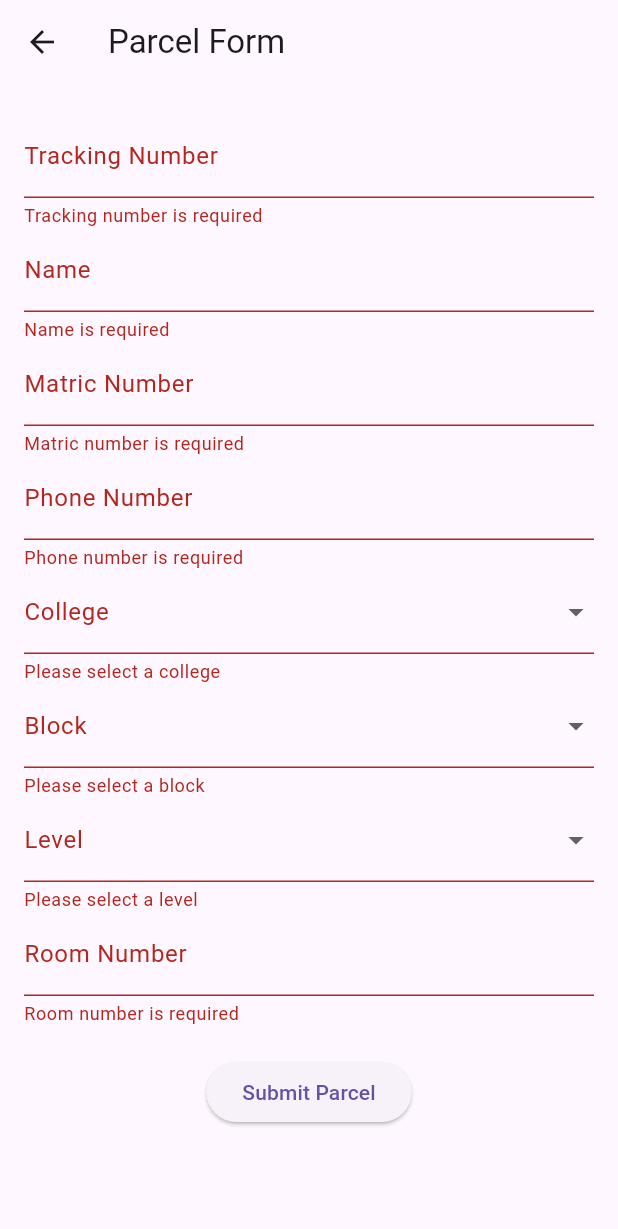
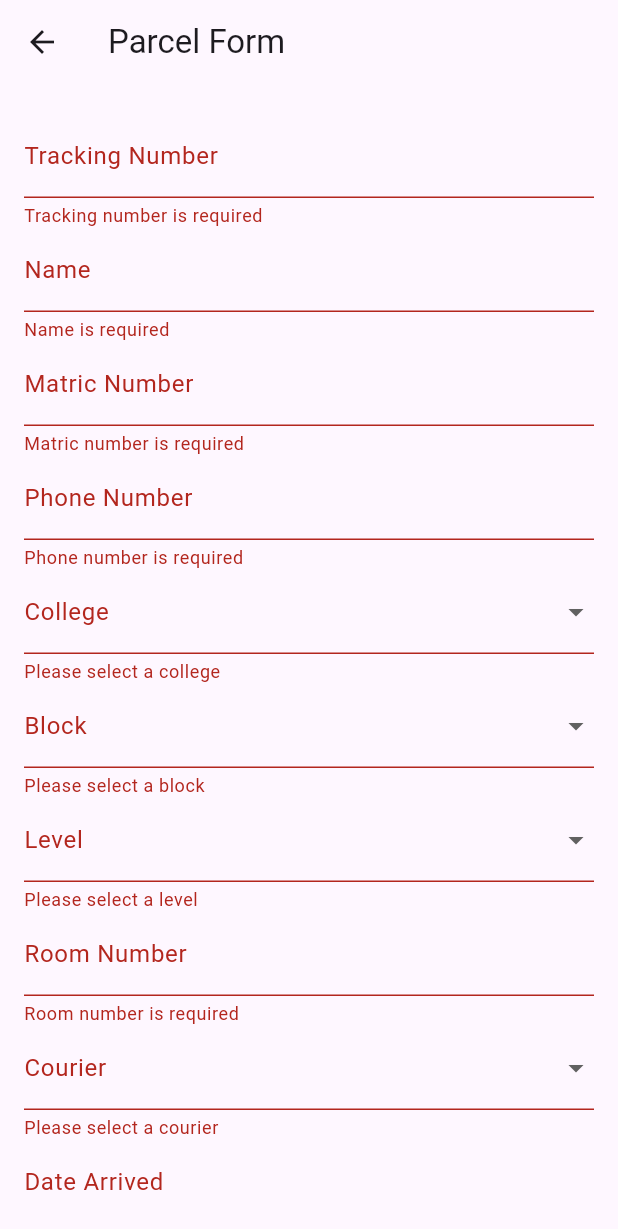
Before and after one commit to HaniffHazmi/KKDK_PDA_Flutter, a Flutter app: the ParcelFormScreen screen opened directly, after a tap on "Submit Parcel", on a phone screen of 412 x 824 dp. Shown: the top 1229 px of the screen. Run offline on Flutter 3.47's test engine with Material 3 defaults, Android fonts, the light colour scheme and no system bars; our stand-ins replace cloud_firestore, firebase_auth, firebase_core; accounts and stored records are empty.

Commit message:
Improved Parcel Module for user

```diff
--- a/lib/models/parcel.dart
+++ b/lib/models/parcel.dart
@@ -1,23 +1,47 @@
 enum College { TunFatimah, TunDrIsmail }
+
 enum Block { A, B, C, D }
-enum Level { Zero, One, Two, Three }
 
-enum ParcelStatus {
-  pending,         // Submitted by user, not yet processed
-  found,           // Admin located the parcel
-  awaitingPayment, // Waiting for student to pay
-  delivered        // Student has received parcel
+/// Updated Level enum with values 0 to 3
+enum Level {
+  zero(0),
+  one(1),
+  two(2),
+  three(3);
+
+  final int value;
+  const Level(this.value);
 }
 
+/// Parcel status for lifecycle tracking
+enum ParcelStatus {
+  pending,
+  found,
+  awaitingPayment,
+  delivered,
+}
+
+/// Courier options
+enum Courier {
+  jnt,
+  flash,
+  spx,
+  poslaju,
+  gdex,
+  ninjavan,
+}
+
+// Convert string to ParcelStatus enum
 ParcelStatus parcelStatusFromString(String status) {
   return ParcelStatus.values.firstWhere(
-        (e) => e.toString().split('.').last.toLowerCase() == status.toLowerCase(),
+        (e) => e.name.toLowerCase() == status.toLowerCase(),
     orElse: () => ParcelStatus.pending,
   );
 }
 
+// Convert ParcelStatus enum to string
 String parcelStatusToString(ParcelStatus status) {
-  return status.toString().split('.').last;
+  return status.name;
 }
 
 class Parcel {
@@ -29,7 +53,9 @@ class Parcel {
   Block block;
   Level level;
   int roomNumber;
-  ParcelStatus status; // 🔥 New field
+  Courier courier;               // ✅ New
+  DateTime dateArrived;          // ✅ New
+  ParcelStatus status;
 
   Parcel({
     required this.trackingNumber,
@@ -40,10 +66,12 @@ class Parcel {
     required this.block,
     required this.level,
     required this.roomNumber,
-    this.status = ParcelStatus.pending, // Default to pending
+    required this.courier,
+    required this.dateArrived,
+    this.status = ParcelStatus.pending,
   });
 
-  // Add validation for room number here (only 1-16)
+  /// Room number constraint: 1 to 16
   static bool isValidRoomNumber(int roomNumber) {
     return roomNumber >= 1 && roomNumber <= 16;
   }
--- a/lib/screens/parcel_form_screen.dart
+++ b/lib/screens/parcel_form_screen.dart
@@ -1,7 +1,7 @@
 import 'package:flutter/material.dart';
+import 'package:firebase_auth/firebase_auth.dart';
 import '../models/parcel.dart';
 import '../services/parcel_service.dart';
-import 'package:firebase_auth/firebase_auth.dart';
 
 class ParcelFormScreen extends StatefulWidget {
   @override
@@ -14,30 +14,31 @@ class _ParcelFormScreenState extends State<ParcelFormScreen> {
   final _matricNumberController = TextEditingController();
   final _phoneNumberController = TextEditingController();
   final _roomNumberController = TextEditingController();
+
   final ParcelService _parcelService = ParcelService();
 
   College? _selectedCollege;
   Block? _selectedBlock;
   Level? _selectedLevel;
+  Courier? _selectedCourier;
+  DateTime? _selectedDate;
 
   final GlobalKey<FormState> _formKey = GlobalKey<FormState>();
-  bool _isSubmitting = false; // Track submission state
+  bool _isSubmitting = false;
 
   Future<void> _submitForm() async {
     if (_formKey.currentState?.validate() ?? false) {
       setState(() {
-        _isSubmitting = true; // Disable button while submitting
+        _isSubmitting = true;
       });
 
       final user = FirebaseAuth.instance.currentUser;
-
       if (user == null) {
-        // Handle unauthenticated state
         ScaffoldMessenger.of(context).showSnackBar(
           SnackBar(content: Text('User not logged in')),
         );
         setState(() {
-          _isSubmitting = false; // Re-enable button on failure
+          _isSubmitting = false;
         });
         return;
       }
@@ -51,20 +52,20 @@ class _ParcelFormScreenState extends State<ParcelFormScreen> {
         block: _selectedBlock!,
         level: _selectedLevel!,
         roomNumber: int.parse(_roomNumberController.text.trim()),
+        courier: _selectedCourier!,
+        dateArrived: _selectedDate!,
       );
 
       try {
-        // Add the parcel using the ParcelService (already handles Firestore)
         await _parcelService.addParcel(newParcel);
-
-        // Clear form and reset state
         _formKey.currentState?.reset();
         setState(() {
           _selectedCollege = null;
           _selectedBlock = null;
           _selectedLevel = null;
+          _selectedCourier = null;
+          _selectedDate = null;
         });
-
         ScaffoldMessenger.of(context).showSnackBar(
           SnackBar(content: Text('Parcel submitted successfully')),
         );
@@ -74,7 +75,7 @@ class _ParcelFormScreenState extends State<ParcelFormScreen> {
         );
       } finally {
         setState(() {
-          _isSubmitting = false; // Re-enable button after submission
+          _isSubmitting = false;
         });
       }
     }
@@ -93,117 +94,69 @@ class _ParcelFormScreenState extends State<ParcelFormScreen> {
               child: Column(
                 mainAxisSize: MainAxisSize.min,
                 children: [
-                  // Tracking Number
                   TextFormField(
                     controller: _trackingNumberController,
                     decoration: InputDecoration(labelText: 'Tracking Number'),
-                    validator: (value) {
-                      if (value == null || value.isEmpty) {
-                        return 'Tracking number is required';
-                      }
-                      return null;
-                    },
+                    validator: (value) =>
+                    value == null || value.isEmpty ? 'Tracking number is required' : null,
                   ),
-                  // Name
                   TextFormField(
                     controller: _nameController,
                     decoration: InputDecoration(labelText: 'Name'),
-                    validator: (value) {
-                      if (value == null || value.isEmpty) {
-                        return 'Name is required';
-                      }
-                      return null;
-                    },
+                    validator: (value) =>
+                    value == null || value.isEmpty ? 'Name is required' : null,
                   ),
-                  // Matric Number
                   TextFormField(
                     controller: _matricNumberController,
                     decoration: InputDecoration(labelText: 'Matric Number'),
-                    validator: (value) {
-                      if (value == null || value.isEmpty) {
-                        return 'Matric number is required';
-                      }
-                      return null;
-                    },
+                    validator: (value) =>
+                    value == null || value.isEmpty ? 'Matric number is required' : null,
                   ),
-                  // Phone Number
                   TextFormField(
                     controller: _phoneNumberController,
                     decoration: InputDecoration(labelText: 'Phone Number'),
-                    validator: (value) {
-                      if (value == null || value.isEmpty) {
-                        return 'Phone number is required';
-                      }
-                      return null;
-                    },
+                    validator: (value) =>
+                    value == null || value.isEmpty ? 'Phone number is required' : null,
                   ),
-                  // College Dropdown
                   DropdownButtonFormField<College>(
                     value: _selectedCollege,
                     decoration: InputDecoration(labelText: 'College'),
                     items: College.values.map((college) {
-                      return DropdownMenuItem<College>(
+                      return DropdownMenuItem(
                         value: college,
                         child: Text(college.toString().split('.').last),
                       );
                     }).toList(),
-                    onChanged: (value) {
-                      setState(() {
-                        _selectedCollege = value;
-                      });
-                    },
-                    validator: (value) {
-                      if (value == null) {
-                        return 'Please select a college';
-                      }
-                      return null;
-                    },
+                    onChanged: (value) => setState(() => _selectedCollege = value),
+                    validator: (value) =>
+                    value == null ? 'Please select a college' : null,
                   ),
-                  // Block Dropdown
                   DropdownButtonFormField<Block>(
                     value: _selectedBlock,
                     decoration: InputDecoration(labelText: 'Block'),
                     items: Block.values.map((block) {
-                      return DropdownMenuItem<Block>(
+                      return DropdownMenuItem(
                         value: block,
                         child: Text(block.toString().split('.').last),
                       );
                     }).toList(),
-                    onChanged: (value) {
-                      setState(() {
-                        _selectedBlock = value;
-                      });
-                    },
-                    validator: (value) {
-                      if (value == null) {
-                        return 'Please select a block';
-                      }
-                      return null;
-                    },
+                    onChanged: (value) => setState(() => _selectedBlock = value),
+                    validator: (value) =>
+                    value == null ? 'Please select a block' : null,
                   ),
-                  // Level Dropdown
                   DropdownButtonFormField<Level>(
                     value: _selectedLevel,
                     decoration: InputDecoration(labelText: 'Level'),
                     items: Level.values.map((level) {
-                      return DropdownMenuItem<Level>(
+                      return DropdownMenuItem(
                         value: level,
-                        child: Text(level.toString().split('.').last),
+                        child: Text(level.index.toString()), // Show 0, 1, 2, 3
                       );
                     }).toList(),
-                    onChanged: (value) {
-                      setState(() {
-                        _selectedLevel = value;
-                      });
-                    },
-                    validator: (value) {
-                      if (value == null) {
-                        return 'Please select a level';
-                      }
-                      return null;
-                    },
+                    onChanged: (value) => setState(() => _selectedLevel = value),
+                    validator: (value) =>
+                    value == null ? 'Please select a level' : null,
                   ),
-                  // Room Number
                   TextFormField(
                     controller: _roomNumberController,
                     decoration: InputDecoration(labelText: 'Room Number'),
@@ -212,19 +165,59 @@ class _ParcelFormScreenState extends State<ParcelFormScreen> {
                       if (value == null || value.isEmpty) {
                         return 'Room number is required';
                       }
-                      int roomNumber = int.parse(value);
-                      if (!Parcel.isValidRoomNumber(roomNumber)) {
+                      int room = int.tryParse(value) ?? 0;
+                      if (!Parcel.isValidRoomNumber(room)) {
                         return 'Room number must be between 1 and 16';
                       }
                       return null;
                     },
                   ),
+                  DropdownButtonFormField<Courier>(
+                    value: _selectedCourier,
+                    decoration: InputDecoration(labelText: 'Courier'),
+                    items: Courier.values.map((courier) {
+                      return DropdownMenuItem(
+                        value: courier,
+                        child: Text(courier.toString().split('.').last),
+                      );
+                    }).toList(),
+                    onChanged: (value) => setState(() => _selectedCourier = value),
+                    validator: (value) =>
+                    value == null ? 'Please select a courier' : null,
+                  ),
+                  GestureDetector(
+                    onTap: () async {
+                      DateTime? picked = await showDatePicker(
+                        context: context,
+                        initialDate: DateTime.now(),
+                        firstDate: DateTime(2023),
+                        lastDate: DateTime.now(),
+                      );
+                      if (picked != null) {
+                        setState(() => _selectedDate = picked);
+                      }
+                    },
+                    child: AbsorbPointer(
+                      child: TextFormField(
+                        decoration: InputDecoration(
+                          labelText: 'Date Arrived',
+                          hintText: 'Select date',
+                        ),
+                        controller: TextEditingController(
+                          text: _selectedDate != null
+                              ? "${_selectedDate!.day}/${_selectedDate!.month}/${_selectedDate!.year}"
+                              : '',
+                        ),
+                        validator: (value) =>
+                        _selectedDate == null ? 'Please select a date' : null,
+                      ),
+                    ),
+                  ),
                   SizedBox(height: 20),
-                  // Submit Button
                   ElevatedButton(
-                    onPressed: _isSubmitting ? null : _submitForm, // Disable while submitting
+                    onPressed: _isSubmitting ? null : _submitForm,
                     child: _isSubmitting
-                        ? CircularProgressIndicator() // Show loading spinner
+                        ? CircularProgressIndicator()
                         : Text('Submit Parcel'),
                   ),
                 ],
--- a/lib/services/parcel_service.dart
+++ b/lib/services/parcel_service.dart
@@ -22,6 +22,8 @@ class ParcelService {
       'block': parcel.block.name,
       'level': parcel.level.name,
       'roomNumber': parcel.roomNumber,
+      'courier': parcel.courier.name,
+      'dateArrived': Timestamp.fromDate(parcel.dateArrived),
       'status': parcelStatusToString(parcel.status),
       'userId': user.uid,
       'createdAt': FieldValue.serverTimestamp(),
@@ -51,6 +53,8 @@ class ParcelService {
           block: Block.values.firstWhere((b) => b.name == data['block']),
           level: Level.values.firstWhere((l) => l.name == data['level']),
           roomNumber: data['roomNumber'],
+          courier: Courier.values.firstWhere((c) => c.name == data['courier']),
+          dateArrived: (data['dateArrived'] as Timestamp).toDate(),
           status: data['status'] != null
               ? parcelStatusFromString(data['status'])
               : ParcelStatus.pending,
```
